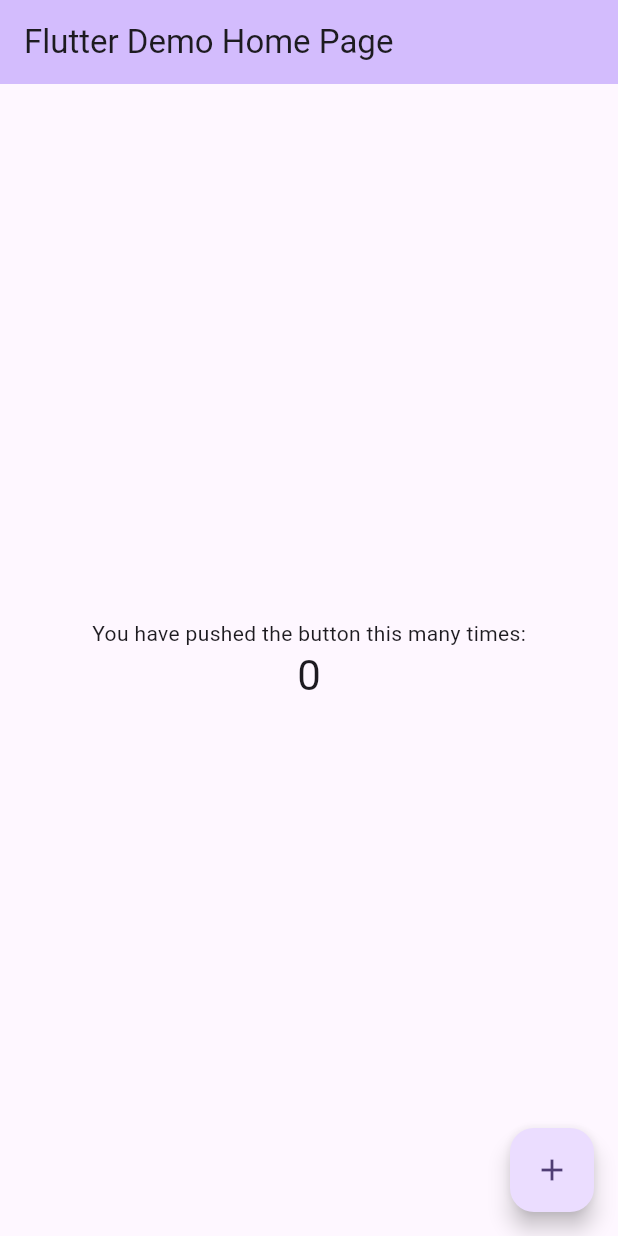
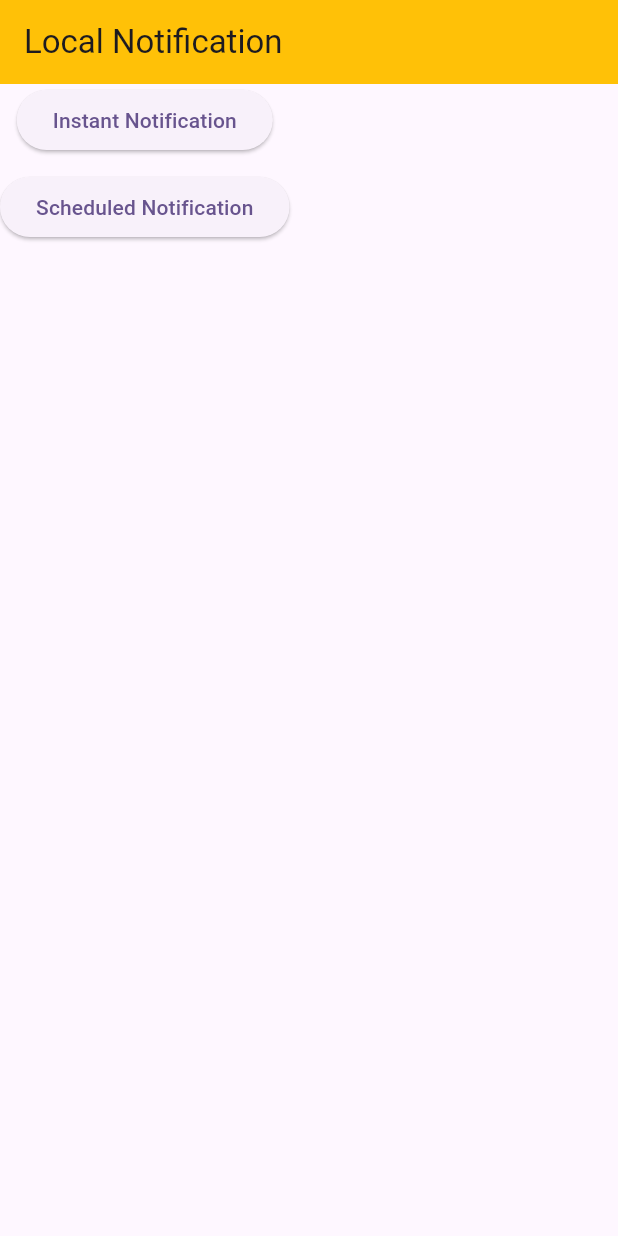
Before and after one commit to sagardhadke/ft_local_notification, a Flutter app: the screen it shows after launch, on a phone screen of 412 x 824 dp. Run offline on Flutter 3.47's test engine with Material 3 defaults, Android fonts, the light colour scheme and no system bars; our stand-ins replace flutter_local_notifications, timezone.

Commit message:
initialize the notifications for android and ios

```diff
--- /dev/null
+++ b/lib/home_screen.dart
@@ -0,0 +1,59 @@
+import 'package:flutter/material.dart';
+import 'package:flutter_local_notifications/flutter_local_notifications.dart';
+import 'package:timezone/data/latest.dart' as tz;
+import 'package:timezone/timezone.dart' as tz;
+
+class MyHomePage extends StatefulWidget {
+  const MyHomePage({super.key});
+
+  @override
+  State<MyHomePage> createState() => _MyHomePageState();
+}
+
+class _MyHomePageState extends State<MyHomePage> {
+  final FlutterLocalNotificationsPlugin notificationsPlugin =
+      FlutterLocalNotificationsPlugin();
+
+  @override
+  void initState() {
+    init();
+    super.initState();
+  }
+
+  Future<void> init() async {
+    tz.initializeTimeZones();
+
+    tz.setLocalLocation(tz.getLocation('Asia/Kolkata'));
+
+    const AndroidInitializationSettings androidSettings =
+        AndroidInitializationSettings('@mipmap/ic_launcher');
+
+    const DarwinInitializationSettings iosSettings =
+        DarwinInitializationSettings();
+    const InitializationSettings initializationSettings =
+        InitializationSettings(android: androidSettings, iOS: iosSettings);
+
+    await notificationsPlugin.initialize(initializationSettings);
+  }
+
+  @override
+  Widget build(BuildContext context) {
+    return Scaffold(
+      appBar: AppBar(
+        backgroundColor: Colors.amber,
+        title: Text("Local Notification"),
+        centerTitle: false,
+      ),
+      body: Column(
+        children: [
+          ElevatedButton(onPressed: () {}, child: Text("Instant Notification")),
+          SizedBox(height: 10),
+          ElevatedButton(
+            onPressed: () {},
+            child: Text("Scheduled Notification"),
+          ),
+        ],
+      ),
+    );
+  }
+}
--- a/lib/main.dart
+++ b/lib/main.dart
@@ -1,4 +1,5 @@
 import 'package:flutter/material.dart';
+import 'package:ft_local_notification/home_screen.dart';
 
 void main() {
   runApp(const MyApp());
@@ -7,116 +8,15 @@ void main() {
 class MyApp extends StatelessWidget {
   const MyApp({super.key});
 
-  // This widget is the root of your application.
   @override
   Widget build(BuildContext context) {
     return MaterialApp(
       title: 'Flutter Demo',
       theme: ThemeData(
-        // This is the theme of your application.
-        //
-        // TRY THIS: Try running your application with "flutter run". You'll see
-        // the application has a purple toolbar. Then, without quitting the app,
-        // try changing the seedColor in the colorScheme below to Colors.green
-        // and then invoke "hot reload" (save your changes or press the "hot
-        // reload" button in a Flutter-supported IDE, or press "r" if you used
-        // the command line to start the app).
-        //
-        // Notice that the counter didn't reset back to zero; the application
-        // state is not lost during the reload. To reset the state, use hot
-        // restart instead.
-        //
-        // This works for code too, not just values: Most code changes can be
-        // tested with just a hot reload.
+
         colorScheme: ColorScheme.fromSeed(seedColor: Colors.deepPurple),
       ),
-      home: const MyHomePage(title: 'Flutter Demo Home Page'),
+      home: MyHomePage()
     );
   }
 }
-
-class MyHomePage extends StatefulWidget {
-  const MyHomePage({super.key, required this.title});
-
-  // This widget is the home page of your application. It is stateful, meaning
-  // that it has a State object (defined below) that contains fields that affect
-  // how it looks.
-
-  // This class is the configuration for the state. It holds the values (in this
-  // case the title) provided by the parent (in this case the App widget) and
-  // used by the build method of the State. Fields in a Widget subclass are
-  // always marked "final".
-
-  final String title;
-
-  @override
-  State<MyHomePage> createState() => _MyHomePageState();
-}
-
-class _MyHomePageState extends State<MyHomePage> {
-  int _counter = 0;
-
-  void _incrementCounter() {
-    setState(() {
-      // This call to setState tells the Flutter framework that something has
-      // changed in this State, which causes it to rerun the build method below
-      // so that the display can reflect the updated values. If we changed
-      // _counter without calling setState(), then the build method would not be
-      // called again, and so nothing would appear to happen.
-      _counter++;
-    });
-  }
-
-  @override
-  Widget build(BuildContext context) {
-    // This method is rerun every time setState is called, for instance as done
-    // by the _incrementCounter method above.
-    //
-    // The Flutter framework has been optimized to make rerunning build methods
-    // fast, so that you can just rebuild anything that needs updating rather
-    // than having to individually change instances of widgets.
-    return Scaffold(
-      appBar: AppBar(
-        // TRY THIS: Try changing the color here to a specific color (to
-        // Colors.amber, perhaps?) and trigger a hot reload to see the AppBar
-        // change color while the other colors stay the same.
-        backgroundColor: Theme.of(context).colorScheme.inversePrimary,
-        // Here we take the value from the MyHomePage object that was created by
-        // the App.build method, and use it to set our appbar title.
-        title: Text(widget.title),
-      ),
-      body: Center(
-        // Center is a layout widget. It takes a single child and positions it
-        // in the middle of the parent.
-        child: Column(
-          // Column is also a layout widget. It takes a list of children and
-          // arranges them vertically. By default, it sizes itself to fit its
-          // children horizontally, and tries to be as tall as its parent.
-          //
-          // Column has various properties to control how it sizes itself and
-          // how it positions its children. Here we use mainAxisAlignment to
-          // center the children vertically; the main axis here is the vertical
-          // axis because Columns are vertical (the cross axis would be
-          // horizontal).
-          //
-          // TRY THIS: Invoke "debug painting" (choose the "Toggle Debug Paint"
-          // action in the IDE, or press "p" in the console), to see the
-          // wireframe for each widget.
-          mainAxisAlignment: MainAxisAlignment.center,
-          children: <Widget>[
-            const Text('You have pushed the button this many times:'),
-            Text(
-              '$_counter',
-              style: Theme.of(context).textTheme.headlineMedium,
-            ),
-          ],
-        ),
-      ),
-      floatingActionButton: FloatingActionButton(
-        onPressed: _incrementCounter,
-        tooltip: 'Increment',
-        child: const Icon(Icons.add),
-      ), // This trailing comma makes auto-formatting nicer for build methods.
-    );
-  }
-}
```
Also changed, not shown: 1 other file.
